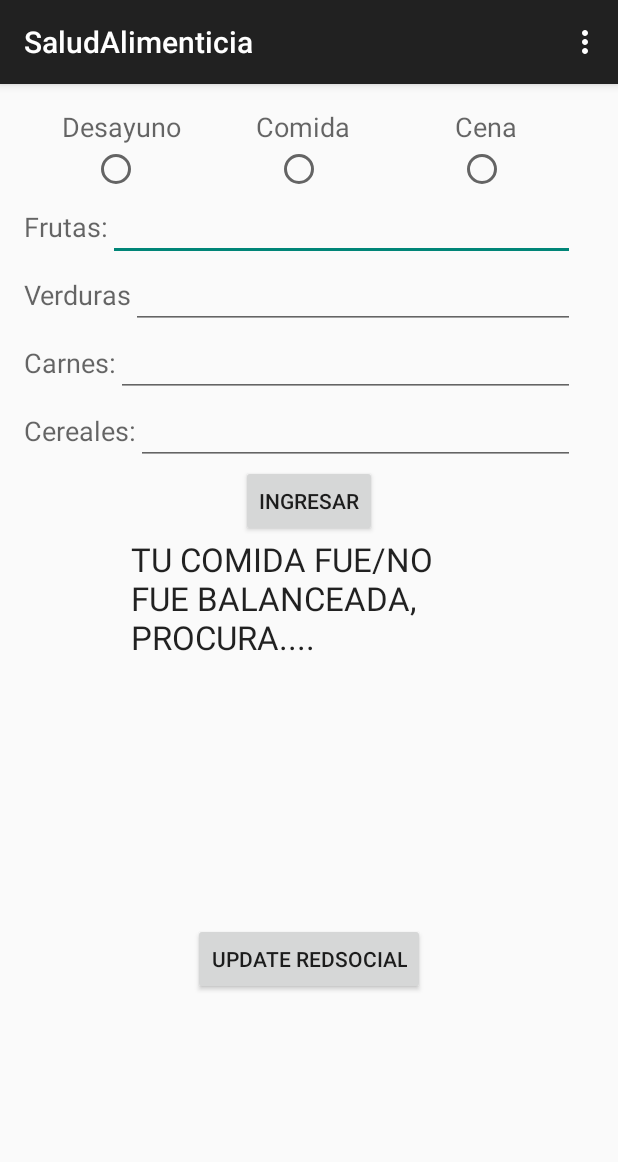
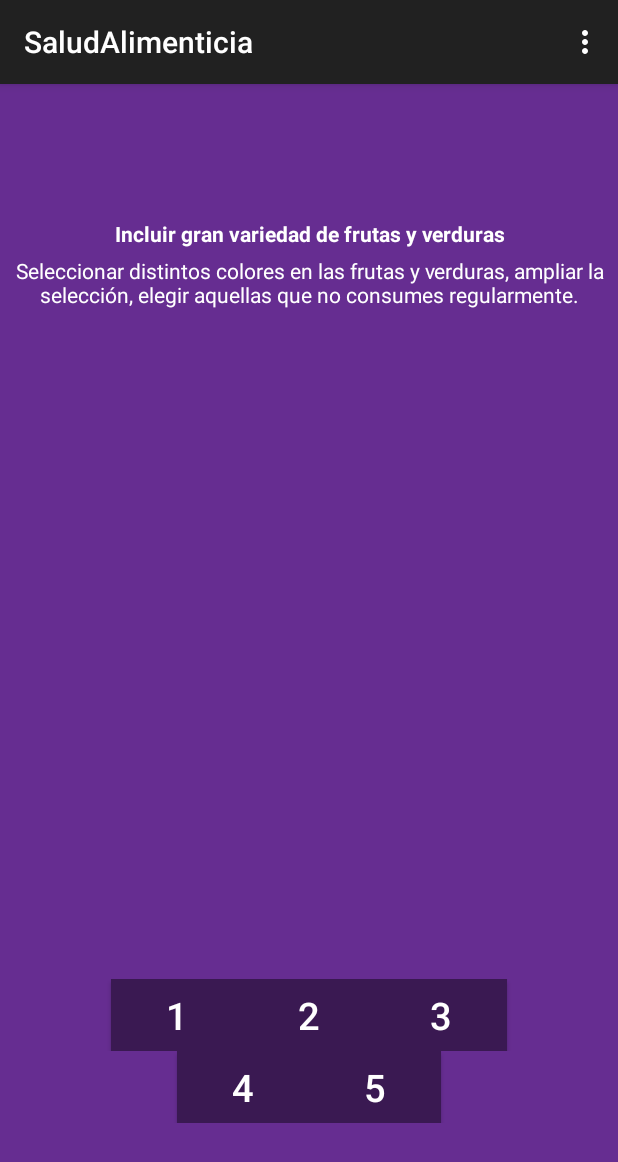
Before and after one commit to Pinelo/Alpha, an Android app: the SaludAlimenticia screen opened directly, with no data from a screen before it, on a phone screen of 412 x 824 dp. Shown: the top 1162 px of the screen. Run offline under Robolectric (Android 15) with nearby library versions, the phone set to English and light mode, and no system bars.

Commit message:
New interface on nutrition form.

```diff
--- /dev/null
+++ b/app/src/main/java/com/example/rogelio/saludtec/NutritionFormFragment.java
@@ -0,0 +1,50 @@
+package com.example.rogelio.saludtec;
+
+import android.os.Bundle;
+import android.support.v4.app.Fragment;
+import android.view.LayoutInflater;
+import android.view.View;
+import android.view.ViewGroup;
+import android.widget.ImageView;
+import android.widget.TextView;
+
+/**
+ * Created by hugo on 11/15/15.
+ */
+public class NutritionFormFragment extends Fragment {
+
+//    public static final String ARG_IMAGE_ID = "image_id_arg";
+
+    public static final String ARG_POS = "nutrition_form_pos";
+    public static final String ARG_MAIN = "main_question_arg";
+    public static final String ARG_SUB = "sub_question_arg";
+//    ImageView optionIV;
+    TextView mainTV;
+    TextView subTV;
+
+    @Override
+    public View onCreateView(LayoutInflater inflater,
+                             ViewGroup container, Bundle savedInstanceState) {
+        View rootView = inflater.inflate(
+                R.layout.fragmento_formulario_nutricion, container, false);
+
+        mainTV = (TextView)rootView.findViewById(R.id.mainNutTV);
+        subTV = (TextView)rootView.findViewById(R.id.subNutTV);
+
+
+        Bundle args = getArguments();
+        if(args != null) {
+            String mainQ = args.getString(ARG_MAIN);
+            String subQ = args.getString(ARG_SUB);
+            setValues(rootView, mainQ, subQ);
+        }
+        return rootView;
+    }
+
+
+    //  le pone la imagen al imageView
+    private void setValues(View rootView, String mainQ, String subQ) {
+        mainTV.setText(mainQ);
+        subTV.setText(subQ);
+    }
+}
--- /dev/null
+++ b/app/src/main/java/com/example/rogelio/saludtec/NutritionPagerAdapter.java
@@ -0,0 +1,50 @@
+package com.example.rogelio.saludtec;
+
+import android.content.Context;
+import android.content.res.Resources;
+import android.os.Bundle;
+import android.support.v4.app.Fragment;
+import android.support.v4.app.FragmentManager;
+import android.support.v4.app.FragmentStatePagerAdapter;
+
+/**
+ * Created by hugo on 11/15/15.
+ */
+public class NutritionPagerAdapter extends FragmentStatePagerAdapter {
+//    String[] titles;
+    String[] texts;
+    String[] subTexts;
+
+    public NutritionPagerAdapter(FragmentManager fm, Context context) {
+        super(fm);
+        Resources resources = context.getResources();
+        texts = resources.getStringArray(R.array.texts);
+        subTexts = resources.getStringArray(R.array.subTexts);
+
+    }
+
+    @Override
+    public Fragment getItem(int position) {
+        Fragment fragment = new NutritionFormFragment();
+        Bundle args = new Bundle();
+//        args.putInt(MenuFragment.ARG_IMAGE_ID, getImageId(position));
+        args.putString(NutritionFormFragment.ARG_MAIN, texts[position]);
+        args.putString(NutritionFormFragment.ARG_SUB, subTexts[position]);
+        fragment.setArguments(args);
+        return fragment;
+
+    }
+
+    //    indica cuantas opciones habra para el menu (la cantidad de titulos)
+    @Override
+    public int getCount() {
+        return texts.length;
+    }
+
+    //    funcion que liga a cada view con un titulo
+    @Override
+    public CharSequence getPageTitle(int position) {
+//        return "OBJECT " + (position + 1);
+        return position + "/" + texts.length;
+    }
+}
--- /dev/null
+++ b/app/src/main/java/com/example/rogelio/saludtec/NutritionViewPager.java
@@ -0,0 +1,41 @@
+package com.example.rogelio.saludtec;
+
+import android.content.Context;
+import android.support.v4.view.ViewPager;
+import android.util.AttributeSet;
+import android.view.MotionEvent;
+
+
+//Esta clase es el widget para le formulario de nutrición.
+
+/**
+ * Created by hugo on 11/15/15.
+ */
+
+
+public class NutritionViewPager extends ViewPager {
+
+    private boolean isPagingEnabled = false;
+
+    public NutritionViewPager(Context context) {
+        super(context);
+    }
+
+    public NutritionViewPager(Context context, AttributeSet attrs) {
+        super(context, attrs);
+    }
+
+    @Override
+    public boolean onTouchEvent(MotionEvent event) {
+        return this.isPagingEnabled && super.onTouchEvent(event);
+    }
+
+    @Override
+    public boolean onInterceptTouchEvent(MotionEvent event) {
+        return this.isPagingEnabled && super.onInterceptTouchEvent(event);
+    }
+
+    public void setPagingEnabled(boolean b) {
+        this.isPagingEnabled = b;
+    }
+}
--- a/app/src/main/java/com/example/rogelio/saludtec/SaludAlimenticia.java
+++ b/app/src/main/java/com/example/rogelio/saludtec/SaludAlimenticia.java
@@ -1,16 +1,174 @@
 package com.example.rogelio.saludtec;
 
+import android.graphics.Color;
+import android.support.v4.view.ViewPager;
 import android.support.v7.app.AppCompatActivity;
 import android.os.Bundle;
 import android.view.Menu;
 import android.view.MenuItem;
+import android.view.MotionEvent;
+import android.view.View;
+import android.widget.Button;
 
 public class SaludAlimenticia extends AppCompatActivity {
+
+    NutritionPagerAdapter mViewPagerAdapter;
+    NutritionViewPager mViewPager;
+    Button oneBT;
+    Button twoBT;
+    Button threeBT;
+    Button fourBT;
+    Button fiveBT;
+
 
     @Override
     protected void onCreate(Bundle savedInstanceState) {
         super.onCreate(savedInstanceState);
         setContentView(R.layout.activity_salud_alimenticia);
+
+        oneBT = (Button)findViewById(R.id.oneNutBT);
+        twoBT = (Button)findViewById(R.id.twoNutBT);
+        threeBT = (Button)findViewById(R.id.threeNutBT);
+        fourBT = (Button)findViewById(R.id.fourNutBT);
+        fiveBT = (Button)findViewById(R.id.fiveNutBT);
+
+        mViewPagerAdapter =
+                new NutritionPagerAdapter(
+                        getSupportFragmentManager(), getApplicationContext());
+        mViewPager= (NutritionViewPager) findViewById(R.id.nutritionVP);
+        mViewPager.setAdapter(mViewPagerAdapter);
+
+       setButtonListeners();
+    }
+
+    private void setButtonListeners() {
+        oneBT.setOnTouchListener(
+                new View.OnTouchListener() {
+                    @Override
+                    public boolean onTouch(View v, MotionEvent event) {
+
+                        switch (event.getAction()) {
+                            case MotionEvent.ACTION_DOWN:
+                                oneBT.setBackgroundColor(Color.WHITE);
+                                oneBT.setTextColor(Color.parseColor("#3A1952"));
+                                int item = mViewPager.getCurrentItem();
+                                if (item + 1 < mViewPagerAdapter.getCount()) {
+                                    mViewPager.setCurrentItem(item + 1, true);
+                                } else {
+                                    finish();
+                                }
+                            case MotionEvent.ACTION_UP:
+                                oneBT.setBackgroundColor(Color.parseColor("#3A1952"));
+                                oneBT.setTextColor(Color.WHITE);
+                        }
+
+                        return true;
+                    }
+                }
+        );
+
+        twoBT.setOnTouchListener(
+                new View.OnTouchListener() {
+                    @Override
+                    public boolean onTouch(View v, MotionEvent event) {
+
+                        switch (event.getAction()) {
+                            case MotionEvent.ACTION_DOWN:
+                                twoBT.setBackgroundColor(Color.WHITE);
+                                twoBT.setTextColor(Color.parseColor("#3A1952"));
+                                int item = mViewPager.getCurrentItem();
+                                if (item + 1< mViewPagerAdapter.getCount()) {
+                                    mViewPager.setCurrentItem(item + 1, true);
+                                } else {
+                                    finish();
+                                }
+                            case MotionEvent.ACTION_UP:
+                                // PRESSED
+                                twoBT.setBackgroundColor(Color.parseColor("#3A1952"));
+                                twoBT.setTextColor(Color.WHITE);
+                        }
+                        return true;
+                    }
+                }
+        );
+
+        threeBT.setOnTouchListener(
+                new View.OnTouchListener() {
+                    @Override
+                    public boolean onTouch(View v, MotionEvent event) {
+
+                        switch (event.getAction()) {
+                            case MotionEvent.ACTION_DOWN:
+                                threeBT.setBackgroundColor(Color.WHITE);
+                                threeBT.setTextColor(Color.parseColor("#3A1952"));
+                                int item = mViewPager.getCurrentItem();
+                                if (item + 1< mViewPagerAdapter.getCount()) {
+                                    mViewPager.setCurrentItem(item + 1, true);
+                                } else {
+                                    finish();
+                                }
+                            case MotionEvent.ACTION_UP:
+                                // PRESSED
+                                threeBT.setBackgroundColor(Color.parseColor("#3A1952"));
+                                threeBT.setTextColor(Color.WHITE);
+                        }
+
+                        return true;
+                    }
+                }
+        );
+
+        fourBT.setOnTouchListener(
+                new View.OnTouchListener() {
+                    @Override
+                    public boolean onTouch(View v, MotionEvent event) {
+
+                        switch (event.getAction()) {
+                            case MotionEvent.ACTION_DOWN:
+                                fourBT.setBackgroundColor(Color.WHITE);
+                                fourBT.setTextColor(Color.parseColor("#3A1952"));
+                                int item = mViewPager.getCurrentItem();
+                                if (item + 1< mViewPagerAdapter.getCount()) {
+                                    mViewPager.setCurrentItem(item + 1, true);
+                                } else {
+                                    finish();
+                                }
+                            case MotionEvent.ACTION_UP:
+                                // PRESSED
+                                fourBT.setBackgroundColor(Color.parseColor("#3A1952"));
+                                fourBT.setTextColor(Color.WHITE);
+                        }
+                        return true;
+                    }
+                }
+        );
+
+        fiveBT.setOnTouchListener(
+                new View.OnTouchListener() {
+                    @Override
+                    public boolean onTouch(View v, MotionEvent event) {
+
+                        switch (event.getAction()) {
+                            case MotionEvent.ACTION_DOWN:
+                                fiveBT.setBackgroundColor(Color.WHITE);
+                                fiveBT.setTextColor(Color.parseColor("#3A1952"));
+                                int item = mViewPager.getCurrentItem();
+                                if (item + 1< mViewPagerAdapter.getCount()) {
+                                    mViewPager.setCurrentItem(item + 1, true);
+                                } else {
+                                    finish();
+                                }
+                            case MotionEvent.ACTION_UP:
+                                // PRESSED
+                                fiveBT.setBackgroundColor(Color.parseColor("#3A1952"));
+                                fiveBT.setTextColor(Color.WHITE);
+                        }
+
+                        return true;
+                    }
+                }
+        );
+
     }
 
     @Override
--- a/app/src/main/res/layout/activity_salud_alimenticia.xml
+++ b/app/src/main/res/layout/activity_salud_alimenticia.xml
@@ -1,188 +1,91 @@
-<LinearLayout xmlns:android="http://schemas.android.com/apk/res/android"
+<?xml version="1.0" encoding="utf-8"?>
+<RelativeLayout xmlns:android="http://schemas.android.com/apk/res/android"
     xmlns:tools="http://schemas.android.com/tools" android:layout_width="match_parent"
-    android:layout_height="match_parent" android:paddingLeft="@dimen/activity_horizontal_margin"
-    android:paddingRight="@dimen/activity_horizontal_margin"
-    android:paddingTop="@dimen/activity_vertical_margin"
-    android:paddingBottom="@dimen/activity_vertical_margin"
-    android:orientation="vertical"
-    tools:context="com.example.rogelio.saludtec.SaludAlimenticia"
-    android:weightSum="1">
+    android:layout_height="match_parent" android:paddingLeft="0dp"
+    android:paddingRight="0dp"
+    android:paddingTop="0dp"
+    android:paddingBottom="0dp"
+    android:background="#662D91"
+    >
 
+    <com.example.rogelio.saludtec.NutritionViewPager
+        android:layout_width="match_parent"
+        android:layout_height="match_parent"
+        android:id="@+id/nutritionVP">
+    </com.example.rogelio.saludtec.NutritionViewPager>
+
+    <RelativeLayout
+        android:layout_width="wrap_content"
+        android:layout_height="wrap_content"
+        android:layout_alignParentBottom="true"
+        android:layout_marginBottom="75dp">
 
         <LinearLayout
+            android:layout_width="fill_parent"
+            android:layout_height="wrap_content"
             android:orientation="horizontal"
-        android:layout_width="367dp"
-        android:layout_height="wrap_content"
-        android:weightSum="1">
+            android:gravity="center"
+            android:id="@+id/linearLayout">
 
-        <TextView
+            <Button
                 android:layout_width="wrap_content"
                 android:layout_height="wrap_content"
-            android:text="Desayuno"
-            android:textAppearance="?android:attr/textAppearanceMedium"
-            android:layout_marginLeft="25dp"
-            android:id="@+id/desayuno" />
+                android:textSize="25dp"
+                android:text="1"
+                android:id="@+id/oneNutBT"
+                android:textColor="#fff"
+                android:background="#3A1952"
+                android:layout_margin="0px"/>
 
-        <TextView
+            <Button
                 android:layout_width="wrap_content"
                 android:layout_height="wrap_content"
-            android:text="Comida"
-            android:textAppearance="?android:attr/textAppearanceMedium"
-            android:id="@+id/comida"
-            android:layout_marginLeft="50dp"
-            android:layout_gravity="right" />
+                android:textSize="25dp"
+                android:text="2"
+                android:id="@+id/twoNutBT"
+                android:textColor="#fff"
+                android:background="#3A1952"/>
 
-        <TextView
+            <Button
                 android:layout_width="wrap_content"
                 android:layout_height="wrap_content"
-            android:text="Cena"
-            android:textAppearance="?android:attr/textAppearanceMedium"
-            android:layout_marginLeft="70dp"
-            android:id="@+id/cena" />
-
+                android:textSize="25dp"
+                android:text="3"
+                android:id="@+id/threeNutBT"
+                android:textColor="#fff"
+                android:background="#3A1952"/>
 
         </LinearLayout>
 
         <LinearLayout
-        android:orientation="horizontal"
-        android:layout_width="367dp"
+            android:layout_width="fill_parent"
             android:layout_height="wrap_content"
-        android:weightSum="1">
-
-        <RadioButton
-            android:layout_width="wrap_content"
-            android:layout_height="wrap_content"
-            android:id="@+id/desayunoB"
-            android:layout_marginLeft="45dp"
-            android:checked="false" />
-
-        <RadioButton
-            android:layout_width="wrap_content"
-            android:layout_height="wrap_content"
-            android:layout_marginLeft="90dp"
-            android:id="@+id/comidaB"
-            android:checked="false" />
-
-        <RadioButton
-            android:layout_width="wrap_content"
-            android:layout_height="wrap_content"
-            android:layout_marginLeft="90dp"
-            android:id="@+id/cenaB"
-            android:checked="false" />
-
-
-    </LinearLayout>
-
-    <LinearLayout
-        android:orientation="horizontal"
-        android:layout_width="367dp"
-        android:layout_height="wrap_content"
-        android:weightSum="1">
-
-        <TextView
-            android:layout_width="wrap_content"
-            android:layout_height="wrap_content"
-            android:textAppearance="?android:attr/textAppearanceMedium"
-            android:text="Frutas:"
-            android:id="@+id/frutas" />
-
-        <EditText
-            android:layout_width="wrap_content"
-            android:layout_height="wrap_content"
-            android:id="@+id/frutasET"
-            android:layout_weight="1" />
-
-
-    </LinearLayout>
-
-    <LinearLayout
-        android:orientation="horizontal"
-        android:layout_width="367dp"
-        android:layout_height="wrap_content"
-        android:weightSum="1">
-
-        <TextView
-            android:layout_width="wrap_content"
-            android:layout_height="wrap_content"
-            android:textAppearance="?android:attr/textAppearanceMedium"
-            android:text="Verduras"
-            android:id="@+id/verduras" />
-
-        <EditText
-            android:layout_width="wrap_content"
-            android:layout_height="wrap_content"
-            android:id="@+id/verdurasET"
-            android:layout_weight="1" />
-
-
-    </LinearLayout>
-
-    <LinearLayout
-        android:orientation="horizontal"
-        android:layout_width="367dp"
-        android:layout_height="wrap_content"
-        android:weightSum="1">
-
-        <TextView
-            android:layout_width="wrap_content"
-            android:layout_height="wrap_content"
-            android:textAppearance="?android:attr/textAppearanceMedium"
-            android:text="Carnes:"
-            android:id="@+id/carnes" />
-
-        <EditText
-            android:layout_width="wrap_content"
-            android:layout_height="wrap_content"
-            android:id="@+id/carnesET"
-            android:layout_weight="1" />
-
-
-    </LinearLayout>
-
-    <LinearLayout
-        android:orientation="horizontal"
-        android:layout_width="367dp"
-        android:layout_height="wrap_content"
-        android:weightSum="1">
-
-        <TextView
-            android:layout_width="wrap_content"
-            android:layout_height="wrap_content"
-            android:textAppearance="?android:attr/textAppearanceMedium"
-            android:text="Cereales:"
-            android:id="@+id/cereales" />
-
-        <EditText
-            android:layout_width="wrap_content"
-            android:layout_height="wrap_content"
-            android:id="@+id/cerealesET"
-            android:layout_weight="1" />
-
-
-    </LinearLayout>
+            android:gravity="center"
+            android:layout_below="@+id/linearLayout"
+            android:layout_alignParentStart="true">
 
             <Button
                 android:layout_width="wrap_content"
                 android:layout_height="wrap_content"
-        android:text="Ingresar"
-        android:id="@+id/ingresar"
-        android:layout_gravity="center_horizontal" />
-
-    <TextView
-        android:layout_width="237dp"
-        android:layout_height="wrap_content"
-        android:textAppearance="?android:attr/textAppearanceLarge"
-        android:text="TU COMIDA FUE/NO FUE BALANCEADA, PROCURA...."
-        android:id="@+id/retroalimentacion"
-        android:layout_gravity="center_horizontal"
-        android:layout_weight="0.55" />
+                android:textSize="25dp"
+                android:text="4"
+                android:id="@+id/fourNutBT"
+                android:textColor="#fff"
+                android:background="#3A1952"/>
 
             <Button
                 android:layout_width="wrap_content"
                 android:layout_height="wrap_content"
-        android:text="Update redSocial"
-        android:id="@+id/redSocial"
-        android:layout_gravity="center_horizontal" />
+                android:textSize="25dp"
+                android:text="5"
+                android:id="@+id/fiveNutBT"
+                android:textColor="#fff"
+                android:background="#3A1952"/>
+
+        </LinearLayout>
+
+    </RelativeLayout>
 
 
-</LinearLayout>
+
+</RelativeLayout>
--- /dev/null
+++ b/app/src/main/res/layout/fragmento_formulario_nutricion.xml
@@ -0,0 +1,27 @@
+<?xml version="1.0" encoding="utf-8"?>
+<LinearLayout xmlns:android="http://schemas.android.com/apk/res/android"
+    android:orientation="vertical" android:layout_width="match_parent"
+    android:layout_height="match_parent">
+
+
+    <TextView
+        android:layout_width="fill_parent"
+        android:layout_height="wrap_content"
+        android:gravity="center"
+        android:layout_marginTop="90dp"
+        android:text="@string/defaultFoodFormText"
+        android:id="@+id/mainNutTV"
+        android:textStyle="bold"
+        android:textColor="#fff"/>
+
+    <TextView
+        android:layout_width="fill_parent"
+        android:layout_height="wrap_content"
+        android:gravity="center"
+        android:id="@+id/subNutTV"
+        android:text="@string/defaultFoodFormSubtext"
+        android:padding="5dp"
+        android:textColor="#fff"/>
+
+
+</LinearLayout>
--- a/app/src/main/res/values/array.xml
+++ b/app/src/main/res/values/array.xml
@@ -5,4 +5,30 @@
         <item>Reposo</item>
         <item>Reporte</item>
     </string-array>
+
+    <string-array name="texts">
+        <item>Incluir gran variedad de frutas y verduras</item>
+        <item>Elegir cereales integrales </item>
+        <item>Consumir cereales y azucares con inteligencia </item>
+        <item>Elegir las grasas con inteligencia</item>
+        <item>Consumir alimentos ricos en calcio</item>
+        <item>Elegir y preparar los alimentos con poca sal</item>
+        <item>Beber agua natural</item>
+        <item>Comer por nutrición no por emoción </item>
+        <item>Tener conciencia del consumo de alimentos</item>
+        <item>Establecer horarios de comida</item>
+    </string-array>
+
+    <string-array name="subTexts">
+        <item>Seleccionar distintos colores en las frutas y verduras, ampliar la selección, elegir aquellas que no consumes regularmente.</item>
+        <item>Al menos la mitad de los cereales que se consumen al día sean de grano entero y ricos en fibra.</item>
+        <item>Endulzar las bebidas con cantidades pequeñas de azúcar o con endulzantes no calóricos, evitar las harinas refinadas sobre todo aquellas de repostería. </item>
+        <item>Consumir cantidades moderadas de grasa saturada, trans y colesterol (carnes rojas, mantecas, mantequillas) Preferir el uso de grasas mono y poliinsaturadas: cortes de carne bajos en grasa, pollo sin piel, pescado y grasas de origen vegetal como nueces, almendras, cacahuates y aguacate. </item>
+        <item>Incluir al menos 3 alimentos ricos en calcio cada día (yogurt, quesos, leche).</item>
+        <item>Consumir menos de 5 gr. de sal al día (2.4 gr de sodio, revisa las etiquetas de los alimentos para conocer su contenido de este mineral). </item>
+        <item>Consumir agua natural todos los días según las necesidades individuales. </item>
+        <item>Identificar las señales de hambre y saciedad. Iniciar a comer por necesidad física y no por señales externas como ansiedad. Decidir parar de comer cuando se esta satisfecho, no ignorar el mensaje de estar satisfecho.  </item>
+        <item>Comer pequeños trozos de alimento, masticar pausadamente y no tragar apresuradamente, tomar de 20 -30 minutos para comer y centrar la atención en el plato y las porciones. </item>
+        <item>Tener un horario establecido de comidas, evitar el ayuno o saltar tiempos de comida. Designar un lugar y tiempo especifico para ello. </item>
+    </string-array>
 </resources>
--- a/app/src/main/res/values/strings.xml
+++ b/app/src/main/res/values/strings.xml
@@ -9,4 +9,9 @@
     <string name="title_activity_salud_corporal">saludCorporal</string>
     <string name="title_activity_reporte_semaforo">reporteSemaforo</string>
     <string name="menuEnter">Entrar</string>
+    <string name="defaultFoodFormText">Incluir gran variedad de frutas y verduras </string>
+    <string name="defaultFoodFormSubtext">Seleccionar distintos colores en las frutas y verduras, ampliar la selección, elegir aquellas que no consumes regularmente.</string>
+
+
+
 </resources>
```
Lines whose indentation alone changed are shown as unchanged.
